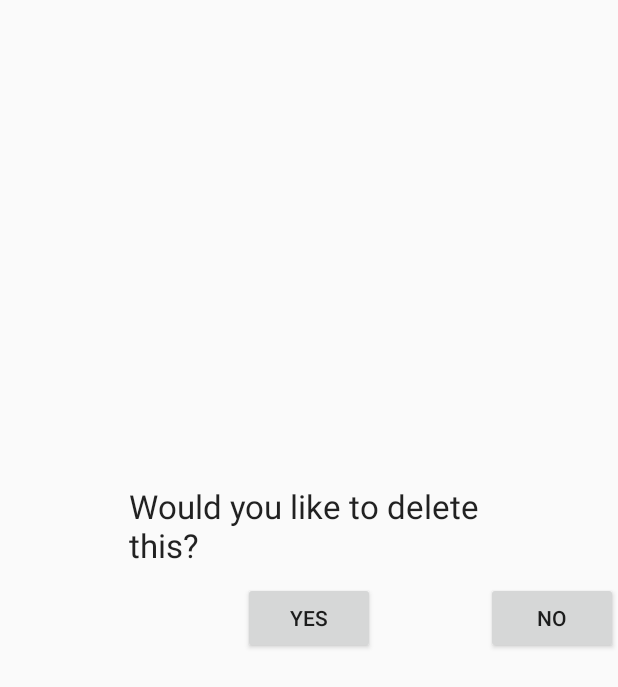
After one commit to WesBosman/QuizEm, an Android app: the layout fragment_dialog.xml on its own in the app's theme, with its tools: preview values and no code run, on a phone screen of 412 x 824 dp. The commit adds this screen. Shown: the top 687 px of the screen. Run offline under Robolectric (Android 15) with nearby library versions, the phone set to English and light mode, and no system bars.

Commit message:
Espresso working
Build.gradle file has been decreased in order to support Espresso
Testing. Also delete functionality almost complete. Dialog box also
working.

```diff
--- a/MyApplication/app/src/main/AndroidManifest.xml
+++ b/MyApplication/app/src/main/AndroidManifest.xml
@@ -32,6 +32,10 @@
             android:name=".AllQuizzes"
             android:label="@string/title_activity_all_quizzes" >
         </activity>
+        <activity
+            android:name=".TakeQuiz"
+            android:label="@string/title_activity_take_quiz" >
+        </activity>
     </application>
 
 </manifest>
--- a/MyApplication/app/src/main/java/edu/vcu/wes/myapplication/MainActivity.java
+++ b/MyApplication/app/src/main/java/edu/vcu/wes/myapplication/MainActivity.java
@@ -17,8 +17,8 @@ public class MainActivity extends AppCompatActivity {
     protected void onCreate(Bundle savedInstanceState) {
         super.onCreate(savedInstanceState);
         setContentView(R.layout.activity_main);
-        quizBtn = (Button) findViewById(R.id.quiz_screen);
-        flashBtn = (Button) findViewById(R.id.flash_screen);
+        quizBtn = (Button) findViewById(R.id.quiz_button);
+        flashBtn = (Button) findViewById(R.id.flash_button);
         final Intent quizScrn = new Intent(this, QuizActivity.class);
         final Intent flashScrn = new Intent(this, FlashActivity.class);
 
--- a/MyApplication/app/src/main/java/edu/vcu/wes/myapplication/MakeQuiz.java
+++ b/MyApplication/app/src/main/java/edu/vcu/wes/myapplication/MakeQuiz.java
@@ -33,6 +33,8 @@ public class MakeQuiz extends AppCompatActivity {
         submitButton = (Button) findViewById(R.id.submit_button);
         final Intent allQuizzesScreen = new Intent(this, AllQuizzes.class);
 
+        //Submit button should get user input store it in the database and make a toast to let
+        //User know that it has been saved in the database.
         submitButton.setOnClickListener(new View.OnClickListener() {
             @Override
             public void onClick(View view) {
@@ -45,11 +47,8 @@ public class MakeQuiz extends AppCompatActivity {
                 Toast.makeText(MakeQuiz.this, "Quiz Saved", Toast.LENGTH_SHORT).show();
 
                 startActivity(allQuizzesScreen);
-
-
             }
         });
-
     }
 
     @Override
--- a/MyApplication/app/src/main/java/edu/vcu/wes/myapplication/QuizTable.java
+++ b/MyApplication/app/src/main/java/edu/vcu/wes/myapplication/QuizTable.java
@@ -7,12 +7,12 @@ import android.provider.BaseColumns;
  */
 public class QuizTable {
 
-    //Empty default constructer so this class does not get instantiated
+    //Empty default constructor so this class does not get instantiated.
     public QuizTable(){
     }
 
     public static abstract class TableInfo implements BaseColumns{
-        //Column names.
+        //Database SQLite strings
         public static final String QUIZ_TITLE = "quiz_title";
         public static final String QUIZ_QUESTION = "quiz_question";
         public static final String QUIZ_ANSWER = "quiz_answer";
--- /dev/null
+++ b/MyApplication/app/src/main/res/layout/fragment_dialog.xml
@@ -0,0 +1,29 @@
+<FrameLayout xmlns:android="http://schemas.android.com/apk/res/android"
+    xmlns:tools="http://schemas.android.com/tools" android:layout_width="match_parent"
+    android:layout_height="match_parent" tools:context="edu.vcu.wes.myapplication.Dialog">
+
+
+    <TextView
+        android:layout_width="240dp"
+        android:layout_height="178dp"
+        android:textAppearance="?android:attr/textAppearanceLarge"
+        android:text="@string/delete_text"
+        android:id="@+id/delete_question_yn"
+        android:layout_gravity="center" />
+
+    <Button
+        android:layout_width="wrap_content"
+        android:layout_height="wrap_content"
+        android:text="@string/yes_button"
+        android:id="@+id/yes_button"
+        android:layout_gravity="center"
+        android:layout_alignParentLeft="true"/>
+
+    <Button
+        android:layout_width="wrap_content"
+        android:layout_height="wrap_content"
+        android:text="@string/no_button"
+        android:id="@+id/no_button"
+        android:layout_gravity="right|center_vertical" />
+
+</FrameLayout>
--- a/MyApplication/app/src/main/res/values/strings.xml
+++ b/MyApplication/app/src/main/res/values/strings.xml
@@ -1,7 +1,5 @@
 <resources>
     <string name="app_name">My Application</string>
-
-    <string name="hello_world">Hello world!</string>
     <string name="action_settings">Settings</string>
 
     //Strings for buttons
@@ -12,6 +10,8 @@
     <string name="take_quiz">Take A Quiz</string>
     <string name="delete_quiz">Delete</string>
     <string name="edit_quiz">Edit</string>
+    <string name="yes_button">Yes</string>
+    <string name="no_button">No</string>
 
     //action bar strings.
     <string name="bar_favorites">favorites</string>
@@ -25,6 +25,7 @@
     <string name="quiz_answers">Answers</string>
     <string name="submit_button">Submit</string>
     <string name="title_activity_all_quizzes">AllQuizzes</string>
-
+    <string name="title_activity_take_quiz">TakeQuiz</string>
+    <string name="delete_text">Would you like to delete this?</string>
 
 </resources>
```
Also changed, not shown: MyApplication/app/build.gradle (+9 -3 lines), MyApplication/app/src/main/java/edu/vcu/wes/myapplication/AllQuizzes.java (+49 -12 lines), MyApplication/app/src/main/java/edu/vcu/wes/myapplication/DatabaseFunctions.java (+17 -8 lines), MyApplication/app/src/main/java/edu/vcu/wes/myapplication/Dialog.java (added, +109 -0 lines), MyApplication/app/src/main/java/edu/vcu/wes/myapplication/DialogBoxDelete.java (added, +51 -0 lines), MyApplication/app/src/main/java/edu/vcu/wes/myapplication/FlashActivity.java (+8 -0 lines), MyApplication/app/src/main/java/edu/vcu/wes/myapplication/TakeQuiz.java (added, +37 -0 lines), MyApplication/app/src/main/res/layout/activity_main.xml (+7 -6 lines), MyApplication/app/src/main/res/layout/activity_take_quiz.xml (added, +17 -0 lines), MyApplication/app/src/main/res/menu/menu_take_quiz.xml (added, +7 -0 lines), 2 other files.
